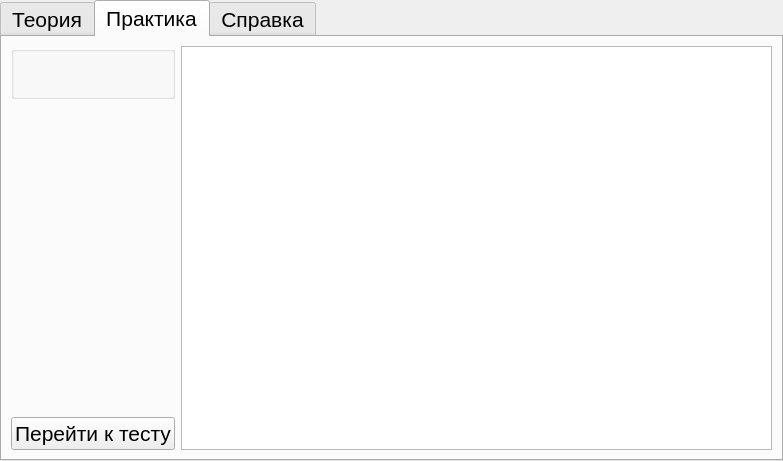
This is display/origin_files/mainWindow.ui in fernandoveragul/diplomaProjectDaniil as Qt 5 draws it before an edit. The edited form follows.
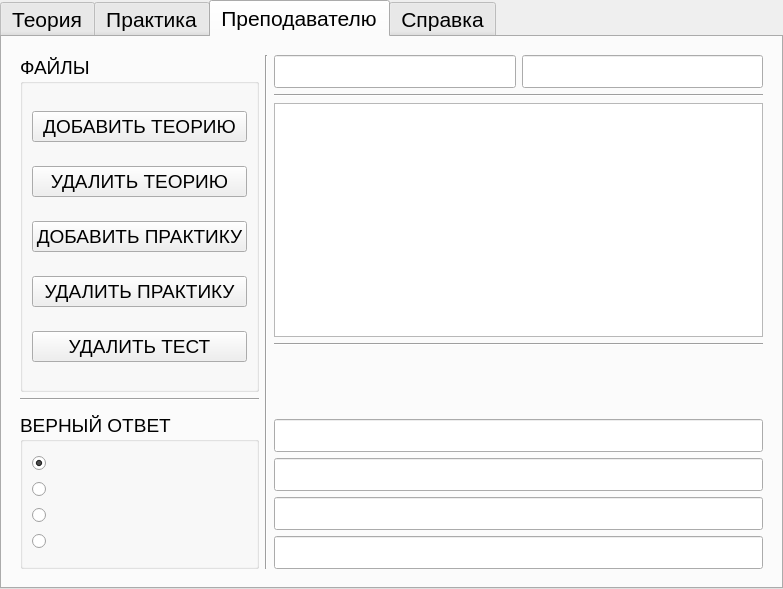
This is the edited form.

Commit message: Refactor dinamic create buttons logic

Patch:
```diff
--- a/display/origin_files/mainWindow.ui
+++ b/display/origin_files/mainWindow.ui
@@ -7,7 +7,7 @@
     <x>0</x>
     <y>0</y>
     <width>783</width>
-    <height>461</height>
+    <height>589</height>
    </rect>
   </property>
   <property name="font">
@@ -19,10 +19,7 @@
    <string>Дипломный проект</string>
   </property>
   <widget class="QWidget" name="centralwidget">
-   <layout class="QVBoxLayout" name="verticalLayout">
-    <property name="spacing">
-     <number>0</number>
-    </property>
+   <layout class="QGridLayout" name="gridLayout_4">
     <property name="leftMargin">
      <number>0</number>
     </property>
@@ -35,11 +32,19 @@
     <property name="bottomMargin">
      <number>0</number>
     </property>
-    <item>
+    <item row="0" column="0">
      <widget class="QTabWidget" name="tabWidget">
+      <property name="font">
+       <font>
+        <pointsize>16</pointsize>
+       </font>
+      </property>
       <property name="focusPolicy">
        <enum>Qt::NoFocus</enum>
       </property>
+      <property name="layoutDirection">
+       <enum>Qt::LeftToRight</enum>
+      </property>
       <property name="tabPosition">
        <enum>QTabWidget::North</enum>
       </property>
@@ -47,7 +52,10 @@
        <enum>QTabWidget::Rounded</enum>
       </property>
       <property name="currentIndex">
-       <number>1</number>
+       <number>2</number>
+      </property>
+      <property name="elideMode">
+       <enum>Qt::ElideNone</enum>
       </property>
       <widget class="QWidget" name="tabTutorial">
        <attribute name="title">
@@ -116,6 +124,11 @@
             <verstretch>0</verstretch>
            </sizepolicy>
           </property>
+          <property name="font">
+           <font>
+            <pointsize>14</pointsize>
+           </font>
+          </property>
           <property name="title">
            <string/>
           </property>
@@ -137,6 +150,11 @@
         </item>
         <item row="2" column="0">
          <widget class="QPushButton" name="btnRunTest">
+          <property name="font">
+           <font>
+            <pointsize>14</pointsize>
+           </font>
+          </property>
           <property name="focusPolicy">
            <enum>Qt::NoFocus</enum>
           </property>
@@ -153,6 +171,9 @@
             <verstretch>0</verstretch>
            </sizepolicy>
           </property>
+          <property name="frameShadow">
+           <enum>QFrame::Plain</enum>
+          </property>
           <property name="html">
            <string>&lt;!DOCTYPE HTML PUBLIC &quot;-//W3C//DTD HTML 4.0//EN&quot; &quot;http://www.w3.org/TR/REC-html40/strict.dtd&quot;&gt;
 &lt;html&gt;&lt;head&gt;&lt;meta name=&quot;qrichtext&quot; content=&quot;1&quot; /&gt;&lt;meta charset=&quot;utf-8&quot; /&gt;&lt;style type=&quot;text/css&quot;&gt;
@@ -167,11 +188,307 @@
         </item>
        </layout>
       </widget>
+      <widget class="QWidget" name="tabTeacher">
+       <attribute name="title">
+        <string>Преподавателю</string>
+       </attribute>
+       <layout class="QVBoxLayout" name="verticalLayout_2">
+        <item>
+         <widget class="QStackedWidget" name="stackedAdminPanel">
+          <property name="currentIndex">
+           <number>1</number>
+          </property>
+          <widget class="QWidget" name="pgLogin">
+           <layout class="QGridLayout" name="gridLayout_3">
+            <item row="0" column="1">
+             <spacer name="verticalSpacer_3">
+              <property name="orientation">
+               <enum>Qt::Vertical</enum>
+              </property>
+              <property name="sizeHint" stdset="0">
+               <size>
+                <width>20</width>
+                <height>184</height>
+               </size>
+              </property>
+             </spacer>
+            </item>
+            <item row="1" column="0">
+             <spacer name="horizontalSpacer">
+              <property name="orientation">
+               <enum>Qt::Horizontal</enum>
+              </property>
+              <property name="sizeHint" stdset="0">
+               <size>
+                <width>243</width>
+                <height>20</height>
+               </size>
+              </property>
+             </spacer>
+            </item>
+            <item row="1" column="1">
+             <widget class="QLineEdit" name="ledtLogin"/>
+            </item>
+            <item row="1" column="2">
+             <spacer name="horizontalSpacer_2">
+              <property name="orientation">
+               <enum>Qt::Horizontal</enum>
+              </property>
+              <property name="sizeHint" stdset="0">
+               <size>
+                <width>243</width>
+                <height>20</height>
+               </size>
+              </property>
+             </spacer>
+            </item>
+            <item row="2" column="1">
+             <widget class="QLineEdit" name="ledtPassword"/>
+            </item>
+            <item row="3" column="1">
+             <widget class="QPushButton" name="btnLogin">
+              <property name="font">
+               <font>
+                <pointsize>14</pointsize>
+               </font>
+              </property>
+              <property name="text">
+               <string>АВТОРИЗАЦИЯ</string>
+              </property>
+             </widget>
+            </item>
+            <item row="4" column="1">
+             <spacer name="verticalSpacer_4">
+              <property name="orientation">
+               <enum>Qt::Vertical</enum>
+              </property>
+              <property name="sizeHint" stdset="0">
+               <size>
+                <width>20</width>
+                <height>185</height>
+               </size>
+              </property>
+             </spacer>
+            </item>
+           </layout>
+          </widget>
+          <widget class="QWidget" name="page_2">
+           <layout class="QGridLayout" name="gridLayout_5">
+            <item row="4" column="2" colspan="2">
+             <spacer name="verticalSpacer_5">
+              <property name="orientation">
+               <enum>Qt::Vertical</enum>
+              </property>
+              <property name="sizeType">
+               <enum>QSizePolicy::Minimum</enum>
+              </property>
+              <property name="sizeHint" stdset="0">
+               <size>
+                <width>20</width>
+                <height>40</height>
+               </size>
+              </property>
+             </spacer>
+            </item>
+            <item row="0" column="3">
+             <widget class="QLineEdit" name="lineEdit_2"/>
+            </item>
+            <item row="10" column="2" colspan="2">
+             <widget class="QLineEdit" name="ledtAnswerSecond">
+              <property name="sizePolicy">
+               <sizepolicy hsizetype="Expanding" vsizetype="Minimum">
+                <horstretch>0</horstretch>
+                <verstretch>0</verstretch>
+               </sizepolicy>
+              </property>
+             </widget>
+            </item>
+            <item row="0" column="0" rowspan="6">
+             <widget class="QGroupBox" name="gboxFileWorkers">
+              <property name="font">
+               <font>
+                <pointsize>14</pointsize>
+               </font>
+              </property>
+              <property name="title">
+               <string>ФАЙЛЫ</string>
+              </property>
+              <property name="flat">
+               <bool>false</bool>
+              </property>
+              <layout class="QVBoxLayout" name="verticalLayout_4">
+               <item>
+                <widget class="QPushButton" name="btnAddTutorial">
+                 <property name="cursor">
+                  <cursorShape>PointingHandCursor</cursorShape>
+                 </property>
+                 <property name="text">
+                  <string>ДОБАВИТЬ ТЕОРИЮ</string>
+                 </property>
+                </widget>
+               </item>
+               <item>
+                <widget class="QPushButton" name="btnDelTutorial">
+                 <property name="cursor">
+                  <cursorShape>PointingHandCursor</cursorShape>
+                 </property>
+                 <property name="text">
+                  <string>УДАЛИТЬ ТЕОРИЮ</string>
+                 </property>
+                </widget>
+               </item>
+               <item>
+                <widget class="QPushButton" name="btnAddExample">
+                 <property name="cursor">
+                  <cursorShape>PointingHandCursor</cursorShape>
+                 </property>
+                 <property name="text">
+                  <string>ДОБАВИТЬ ПРАКТИКУ</string>
+                 </property>
+                </widget>
+               </item>
+               <item>
+                <widget class="QPushButton" name="btnDelExample">
+                 <property name="cursor">
+                  <cursorShape>PointingHandCursor</cursorShape>
+                 </property>
+                 <property name="text">
+                  <string>УДАЛИТЬ ПРАКТИКУ</string>
+                 </property>
+                </widget>
+               </item>
+               <item>
+                <widget class="QPushButton" name="btnDelTest">
+                 <property name="text">
+                  <string>УДАЛИТЬ ТЕСТ</string>
+                 </property>
+                </widget>
+               </item>
+              </layout>
+             </widget>
+            </item>
+            <item row="1" column="2" colspan="2">
+             <widget class="Line" name="line_3">
+              <property name="orientation">
+               <enum>Qt::Horizontal</enum>
+              </property>
+             </widget>
+            </item>
+            <item row="8" column="0" rowspan="5">
+             <widget class="QGroupBox" name="groupBox">
+              <property name="font">
+               <font>
+                <pointsize>14</pointsize>
+               </font>
+              </property>
+              <property name="title">
+               <string>ВЕРНЫЙ ОТВЕТ</string>
+              </property>
+              <layout class="QVBoxLayout" name="verticalLayout_5">
+               <item>
+                <widget class="QRadioButton" name="rbtnAnswerFirst">
+                 <property name="cursor">
+                  <cursorShape>PointingHandCursor</cursorShape>
+                 </property>
+                 <property name="text">
+                  <string/>
+                 </property>
+                 <property name="checked">
+                  <bool>true</bool>
+                 </property>
+                </widget>
+               </item>
+               <item>
+                <widget class="QRadioButton" name="rbtnAnswerSecond">
+                 <property name="cursor">
+                  <cursorShape>PointingHandCursor</cursorShape>
+                 </property>
+                 <property name="text">
+                  <string/>
+                 </property>
+                </widget>
+               </item>
+               <item>
+                <widget class="QRadioButton" name="rbtnAnswerThird">
+                 <property name="cursor">
+                  <cursorShape>PointingHandCursor</cursorShape>
+                 </property>
+                 <property name="text">
+                  <string/>
+                 </property>
+                </widget>
+               </item>
+               <item>
+                <widget class="QRadioButton" name="rbtnAnswerFour">
+                 <property name="cursor">
+                  <cursorShape>PointingHandCursor</cursorShape>
+                 </property>
+                 <property name="text">
+                  <string/>
+                 </property>
+                </widget>
+               </item>
+              </layout>
+             </widget>
+            </item>
+            <item row="6" column="0">
+             <widget class="Line" name="line_2">
+              <property name="orientation">
+               <enum>Qt::Horizontal</enum>
+              </property>
+             </widget>
+            </item>
+            <item row="3" column="2" colspan="2">
+             <widget class="Line" name="line_4">
+              <property name="orientation">
+               <enum>Qt::Horizontal</enum>
+              </property>
+             </widget>
+            </item>
+            <item row="0" column="1" rowspan="13">
+             <widget class="Line" name="line">
+              <property name="orientation">
+               <enum>Qt::Vertical</enum>
+              </property>
+             </widget>
+            </item>
+            <item row="11" column="2" colspan="2">
+             <widget class="QLineEdit" name="ledtAnswerThird">
+              <property name="sizePolicy">
+               <sizepolicy hsizetype="Expanding" vsizetype="Fixed">
+                <horstretch>0</horstretch>
+                <verstretch>0</verstretch>
+               </sizepolicy>
+              </property>
+             </widget>
+            </item>
+            <item row="9" column="2" colspan="2">
+             <widget class="QLineEdit" name="ledtAnswerFirst"/>
+            </item>
+            <item row="0" column="2">
+             <widget class="QLineEdit" name="ledtTimeToDo"/>
+            </item>
+            <item row="12" column="2" colspan="2">
+             <widget class="QLineEdit" name="ledtAnswerFour"/>
+            </item>
+            <item row="2" column="2" colspan="2">
+             <widget class="QPlainTextEdit" name="ptedQuestion">
+              <property name="cursor" stdset="0">
+               <cursorShape>IBeamCursor</cursorShape>
+              </property>
+             </widget>
+            </item>
+           </layout>
+          </widget>
+         </widget>
+        </item>
+       </layout>
+      </widget>
       <widget class="QWidget" name="tabAbout">
        <attribute name="title">
         <string>Справка</string>
        </attribute>
-       <layout class="QVBoxLayout" name="verticalLayout_4">
+       <layout class="QVBoxLayout" name="verticalLayout_3">
         <item>
          <widget class="QTextBrowser" name="textBrowser"/>
         </item>
```
Left out of the diff: 34 changed lines with no effect on the pictures. The commit also changes 1 other file.
